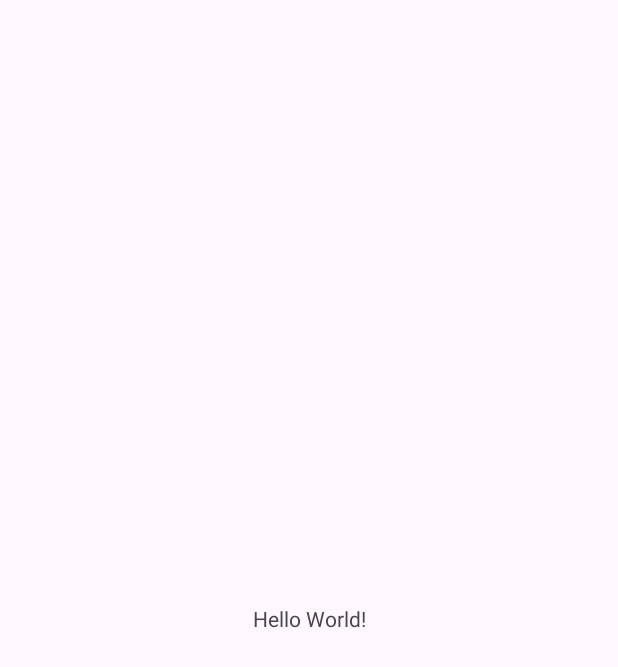
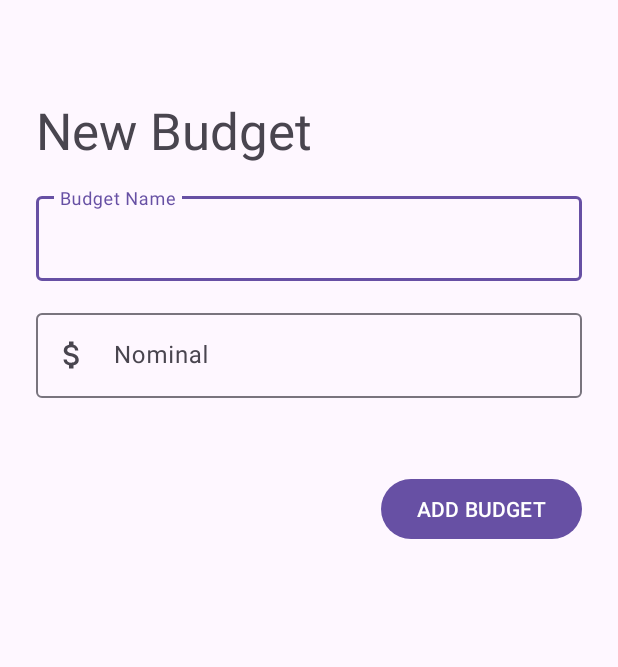
Before and after one commit to WhoIsLiLY/Expense_Tracker, an Android app: the screen it shows after launch (MainActivity), on a phone screen of 412 x 824 dp. Before the commit the part shown is almost empty. Shown: the top 667 px of the screen. Run offline under Robolectric (Android 15) with nearby library versions, the phone set to English and light mode, and no system bars.

Commit message:
UI Budget

```diff
--- a/app/src/main/AndroidManifest.xml
+++ b/app/src/main/AndroidManifest.xml
@@ -13,7 +13,7 @@
         android:theme="@style/Theme.ExpenseTracker"
         tools:targetApi="31">
         <activity
-            android:name=".MainActivity"
+            android:name=".view.MainActivity"
             android:exported="true">
             <intent-filter>
                 <action android:name="android.intent.action.MAIN" />
--- a/app/src/main/java/com/ubaya/expensetracker/MainActivity.kt
+++ b/app/src/main/java/com/ubaya/expensetracker/view/MainActivity.kt
@@ -1,10 +1,11 @@
-package com.ubaya.expensetracker
+package com.ubaya.expensetracker.view
 
 import android.os.Bundle
 import androidx.activity.enableEdgeToEdge
 import androidx.appcompat.app.AppCompatActivity
 import androidx.core.view.ViewCompat
 import androidx.core.view.WindowInsetsCompat
+import com.ubaya.expensetracker.R
 
 class MainActivity : AppCompatActivity() {
     override fun onCreate(savedInstanceState: Bundle?) {
--- /dev/null
+++ b/app/src/main/java/com/ubaya/expensetracker/view/NewBudget.kt
@@ -0,0 +1,23 @@
+package com.ubaya.expensetracker.view
+
+import android.os.Bundle
+import androidx.fragment.app.Fragment
+import android.view.LayoutInflater
+import android.view.View
+import android.view.ViewGroup
+import com.ubaya.expensetracker.R
+
+/**
+ * A simple [Fragment] subclass.
+ * Use the [NewBudget.newInstance] factory method to
+ * create an instance of this fragment.
+ */
+class NewBudget : Fragment() {
+    override fun onCreateView(
+        inflater: LayoutInflater, container: ViewGroup?,
+        savedInstanceState: Bundle?
+    ): View? {
+        // Inflate the layout for this fragment
+        return inflater.inflate(R.layout.fragment_new_budget, container, false)
+    }
+}
--- /dev/null
+++ b/app/src/main/res/drawable/baseline_add_24.xml
@@ -0,0 +1,5 @@
+<vector xmlns:android="http://schemas.android.com/apk/res/android" android:height="24dp" android:tint="#000000" android:viewportHeight="24" android:viewportWidth="24" android:width="24dp">
+
+    <path android:fillColor="@android:color/white" android:pathData="M19,13h-6v6h-2v-6H5v-2h6V5h2v6h6v2z"/>
+
+</vector>
--- /dev/null
+++ b/app/src/main/res/drawable/baseline_attach_money_24.xml
@@ -0,0 +1,5 @@
+<vector xmlns:android="http://schemas.android.com/apk/res/android" android:height="24dp" android:tint="#000000" android:viewportHeight="24" android:viewportWidth="24" android:width="24dp">
+
+    <path android:fillColor="@android:color/white" android:pathData="M11.8,10.9c-2.27,-0.59 -3,-1.2 -3,-2.15 0,-1.09 1.01,-1.85 2.7,-1.85 1.78,0 2.44,0.85 2.5,2.1h2.21c-0.07,-1.72 -1.12,-3.3 -3.21,-3.81V3h-3v2.16c-1.94,0.42 -3.5,1.68 -3.5,3.61 0,2.31 1.91,3.46 4.7,4.13 2.5,0.6 3,1.48 3,2.41 0,0.69 -0.49,1.79 -2.7,1.79 -2.06,0 -2.87,-0.92 -2.98,-2.1h-2.2c0.12,2.19 1.76,3.42 3.68,3.83V21h3v-2.15c1.95,-0.37 3.5,-1.5 3.5,-3.55 0,-2.84 -2.43,-3.81 -4.7,-4.4z"/>
+
+</vector>
--- a/app/src/main/res/layout/activity_main.xml
+++ b/app/src/main/res/layout/activity_main.xml
@@ -5,15 +5,15 @@
     android:id="@+id/main"
     android:layout_width="match_parent"
     android:layout_height="match_parent"
-    tools:context=".MainActivity">
+    tools:context=".view.MainActivity">
 
-    <TextView
-        android:layout_width="wrap_content"
-        android:layout_height="wrap_content"
-        android:text="Hello World!"
+    <androidx.fragment.app.FragmentContainerView
+        android:id="@+id/fragmentContainerView"
+        android:name="com.ubaya.expensetracker.view.NewBudget"
+        android:layout_width="0dp"
+        android:layout_height="0dp"
         app:layout_constraintBottom_toBottomOf="parent"
         app:layout_constraintEnd_toEndOf="parent"
         app:layout_constraintStart_toStartOf="parent"
         app:layout_constraintTop_toTopOf="parent" />
-
 </androidx.constraintlayout.widget.ConstraintLayout>
--- /dev/null
+++ b/app/src/main/res/layout/fragment_new_budget.xml
@@ -0,0 +1,80 @@
+<?xml version="1.0" encoding="utf-8"?>
+<FrameLayout xmlns:android="http://schemas.android.com/apk/res/android"
+    xmlns:app="http://schemas.android.com/apk/res-auto"
+    xmlns:tools="http://schemas.android.com/tools"
+    android:layout_width="match_parent"
+    android:layout_height="match_parent"
+    tools:context=".view.NewBudget">
+
+    <!-- TODO: Update blank fragment layout -->
+
+    <androidx.constraintlayout.widget.ConstraintLayout
+        android:layout_width="match_parent"
+        android:layout_height="match_parent">
+
+        <TextView
+            android:id="@+id/txtView"
+            android:layout_width="0dp"
+            android:layout_height="wrap_content"
+            android:layout_marginStart="24dp"
+            android:layout_marginTop="64dp"
+            android:layout_marginEnd="24dp"
+            android:text="New Budget"
+            android:textSize="34sp"
+            app:layout_constraintEnd_toEndOf="parent"
+            app:layout_constraintStart_toStartOf="parent"
+            app:layout_constraintTop_toTopOf="parent" />
+
+        <com.google.android.material.textfield.TextInputLayout
+            android:id="@+id/textInputLayout"
+            android:layout_width="match_parent"
+            android:layout_height="wrap_content"
+            android:layout_marginStart="24dp"
+            android:layout_marginTop="16dp"
+            android:layout_marginEnd="24dp"
+            app:layout_constraintEnd_toEndOf="parent"
+            app:layout_constraintStart_toStartOf="parent"
+            app:layout_constraintTop_toBottomOf="@+id/txtView">
+
+            <com.google.android.material.textfield.TextInputEditText
+                android:id="@+id/txtName"
+                android:layout_width="match_parent"
+                android:layout_height="wrap_content"
+                android:hint="Budget Name" />
+        </com.google.android.material.textfield.TextInputLayout>
+
+        <com.google.android.material.textfield.TextInputLayout
+            android:id="@+id/textInputLayout2"
+            android:layout_width="match_parent"
+            android:layout_height="wrap_content"
+            android:layout_marginStart="24dp"
+            android:layout_marginTop="16dp"
+            android:layout_marginEnd="24dp"
+            app:endIconMode="none"
+            app:layout_constraintEnd_toEndOf="parent"
+            app:layout_constraintStart_toStartOf="parent"
+            app:layout_constraintTop_toBottomOf="@+id/textInputLayout"
+            app:startIconDrawable="@drawable/baseline_attach_money_24"
+            app:startIconScaleType="centerInside">
+
+            <com.google.android.material.textfield.TextInputEditText
+                android:id="@+id/txtNominal"
+                android:layout_width="match_parent"
+                android:layout_height="wrap_content"
+                android:hint="Nominal"
+                android:inputType="number|numberDecimal" />
+        </com.google.android.material.textfield.TextInputLayout>
+
+        <Button
+            android:id="@+id/btnAdd"
+            android:layout_width="wrap_content"
+            android:layout_height="wrap_content"
+            android:layout_marginTop="50dp"
+            android:layout_marginEnd="24dp"
+            android:text="ADD BUDGET"
+            app:layout_constraintEnd_toEndOf="parent"
+            app:layout_constraintTop_toBottomOf="@id/textInputLayout2" />
+
+    </androidx.constraintlayout.widget.ConstraintLayout>
+
+</FrameLayout>
--- a/app/src/main/res/values/strings.xml
+++ b/app/src/main/res/values/strings.xml
@@ -1,3 +1,5 @@
 <resources>
     <string name="app_name">ExpenseTracker</string>
+    <!-- TODO: Remove or change this placeholder text -->
+    <string name="hello_blank_fragment">Hello blank fragment</string>
 </resources>
```
Also changed, not shown: app/src/main/java/com/ubaya/expensetracker/view/EditBudget.kt (added, +23 -0 lines), app/src/main/java/com/ubaya/expensetracker/view/ListBudget.kt (added, +46 -0 lines), app/src/main/res/layout/budget_item_layout.xml (added, +25 -0 lines), app/src/main/res/layout/fragment_edit_budget.xml (added, +79 -0 lines), app/src/main/res/layout/fragment_list_budget.xml (added, +76 -0 lines).
